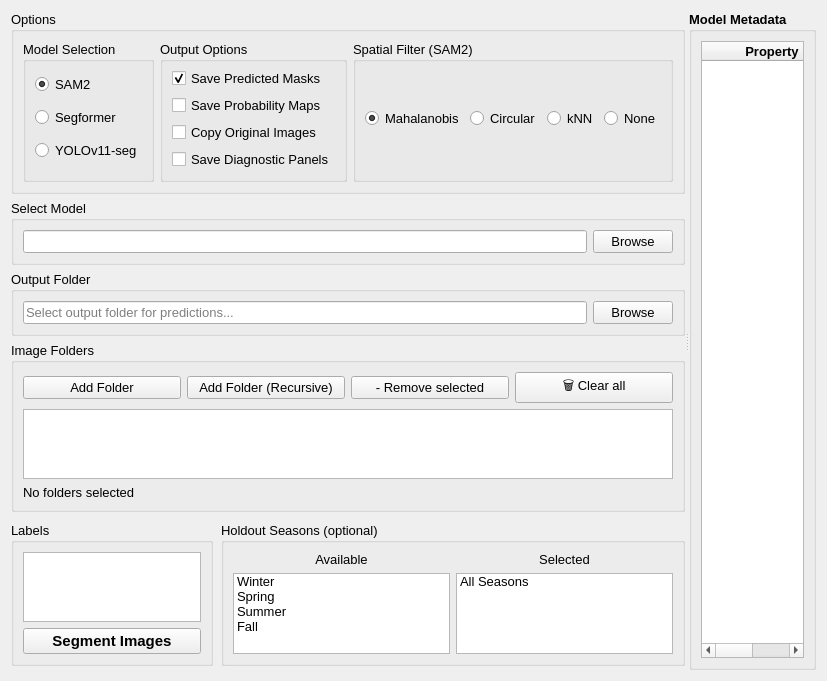
Before: the Qt Designer form src/GRIME_AI/dialogs/ML_image_processing/segment_images_tab.ui in JohnStranzl/GRIME-AI, drawn with Qt 5.
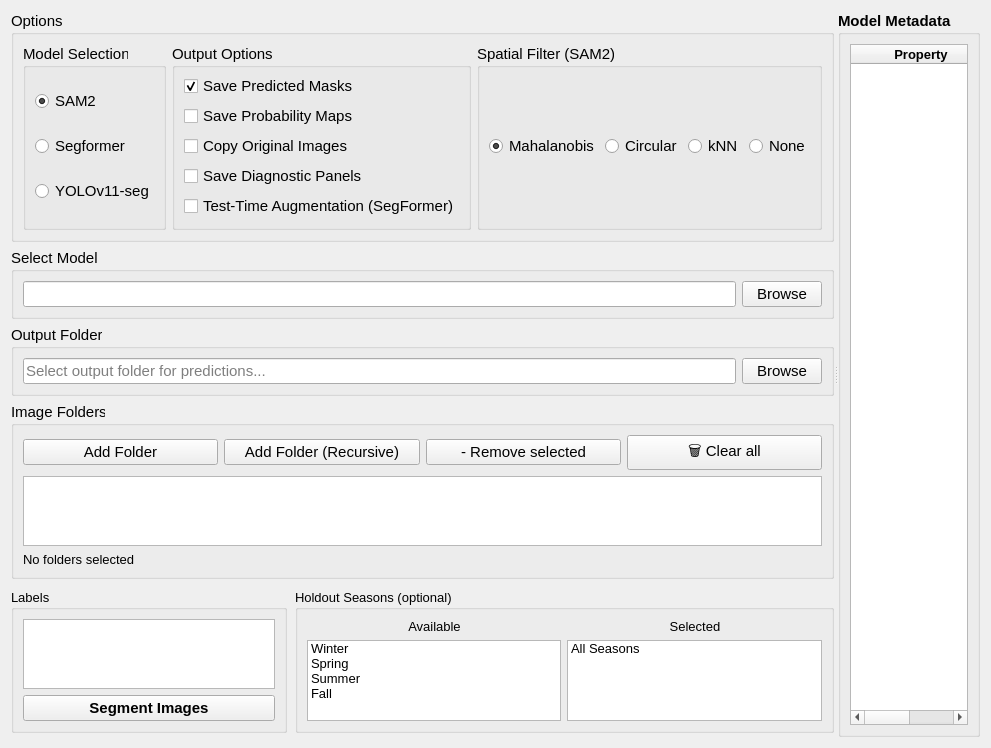
After: the same form once the commit is applied.

Diff of the .ui file:
```diff
--- a/src/GRIME_AI/dialogs/ML_image_processing/segment_images_tab.ui
+++ b/src/GRIME_AI/dialogs/ML_image_processing/segment_images_tab.ui
@@ -25,7 +25,7 @@
        <property name="font">
         <font>
          <family>Arial</family>
-         <pointsize>10</pointsize>
+         <pointsize>11</pointsize>
         </font>
        </property>
        <property name="title">
@@ -39,7 +39,7 @@
             <property name="font">
              <font>
               <family>Arial</family>
-              <pointsize>10</pointsize>
+              <pointsize>11</pointsize>
              </font>
             </property>
             <property name="title">
@@ -52,8 +52,8 @@
                <property name="font">
                 <font>
                  <family>Arial</family>
-                 <pointsize>10</pointsize>
-                </font>
+                 <pointsize>11</pointsize>
+                <bold>false</bold></font>
                </property>
                <property name="text">
                 <string>SAM2</string>
@@ -71,8 +71,8 @@
                <property name="font">
                 <font>
                  <family>Arial</family>
-                 <pointsize>10</pointsize>
-                </font>
+                 <pointsize>11</pointsize>
+                <bold>false</bold></font>
                </property>
                <property name="text">
                 <string>Segformer</string>
@@ -87,8 +87,8 @@
                <property name="font">
                 <font>
                  <family>Arial</family>
-                 <pointsize>10</pointsize>
-                </font>
+                 <pointsize>11</pointsize>
+                <bold>false</bold></font>
                </property>
                <property name="text">
                 <string>YOLOv11-seg</string>
@@ -103,7 +103,7 @@
             <property name="font">
              <font>
               <family>Arial</family>
-              <pointsize>10</pointsize>
+              <pointsize>11</pointsize>
              </font>
             </property>
             <property name="title">
@@ -116,8 +116,8 @@
                <property name="font">
                 <font>
                  <family>Arial</family>
-                 <pointsize>10</pointsize>
-                </font>
+                 <pointsize>11</pointsize>
+                <bold>false</bold></font>
                </property>
                <property name="text">
                 <string>Save Predicted Masks</string>
@@ -132,8 +132,8 @@
                <property name="font">
                 <font>
                  <family>Arial</family>
-                 <pointsize>10</pointsize>
-                </font>
+                 <pointsize>11</pointsize>
+                <bold>false</bold></font>
                </property>
                <property name="text">
                 <string>Save Probability Maps</string>
@@ -145,8 +145,8 @@
                <property name="font">
                 <font>
                  <family>Arial</family>
-                 <pointsize>10</pointsize>
-                </font>
+                 <pointsize>11</pointsize>
+                <bold>false</bold></font>
                </property>
                <property name="text">
                 <string>Copy Original Images</string>
@@ -161,8 +161,8 @@
                <property name="font">
                 <font>
                  <family>Arial</family>
-                 <pointsize>10</pointsize>
-                </font>
+                 <pointsize>11</pointsize>
+                <bold>false</bold></font>
                </property>
                <property name="text">
                 <string>Save Diagnostic Panels</string>
@@ -172,20 +172,39 @@
                </property>
               </widget>
              </item>
+             <item>
+              <widget class="QCheckBox" name="checkBox_use_tta">
+               <property name="font">
+                <font>
+                 <family>Arial</family>
+                 <pointsize>11</pointsize>
+                <bold>false</bold></font>
+               </property>
+               <property name="toolTip">
+                <string>Test-Time Augmentation: run flipped copies and average predictions for cleaner boundaries. SegFormer only; slower.</string>
+               </property>
+               <property name="text">
+                <string>Test-Time Augmentation (SegFormer)</string>
+               </property>
+               <property name="checked">
+                <bool>false</bool>
+               </property>
+              </widget>
+             </item>
             </layout>
            </widget>
           </item>
           <item>
            <widget class="QGroupBox" name="groupBox_blobFilter_segment">
-            <property name="font"><font><family>Arial</family><pointsize>10</pointsize></font></property>
+            <property name="font"><font><family>Arial</family><pointsize>11</pointsize></font></property>
             <property name="title"><string>Spatial Filter (SAM2)</string></property>
             <property name="toolTip"><string>Post-processing filter applied to SAM2 masks. Mahalanobis uses the trained centroid distribution; Circular uses the radius; None disables filtering (raw model mask).</string></property>
             <layout class="QHBoxLayout" name="horizontalLayout_blobFilter_segment">
              <property name="topMargin"><number>6</number></property>
-             <item><widget class="QRadioButton" name="radioButton_blob_mahalanobis"><property name="font"><font><family>Arial</family><pointsize>10</pointsize></font></property><property name="toolTip"><string>Keep regions within the trained Mahalanobis centroid distribution.</string></property><property name="text"><string>Mahalanobis</string></property><property name="checked"><bool>true</bool></property></widget></item>
-             <item><widget class="QRadioButton" name="radioButton_blob_circular"><property name="font"><font><family>Arial</family><pointsize>10</pointsize></font></property><property name="toolTip"><string>Keep regions within the scalar radius of a prompt centroid.</string></property><property name="text"><string>Circular</string></property></widget></item>
-             <item><widget class="QRadioButton" name="radioButton_blob_knn"><property name="font"><font><family>Arial</family><pointsize>10</pointsize></font></property><property name="toolTip"><string>Keep regions within the k-th nearest training-centroid distance (handles multimodal targets).</string></property><property name="text"><string>kNN</string></property></widget></item>
-             <item><widget class="QRadioButton" name="radioButton_blob_none"><property name="font"><font><family>Arial</family><pointsize>10</pointsize></font></property><property name="toolTip"><string>Disable spatial filtering — use the raw model mask.</string></property><property name="text"><string>None</string></property></widget></item>
+             <item><widget class="QRadioButton" name="radioButton_blob_mahalanobis"><property name="font"><font><family>Arial</family><pointsize>11</pointsize><bold>false</bold></font></property><property name="toolTip"><string>Keep regions within the trained Mahalanobis centroid distribution.</string></property><property name="text"><string>Mahalanobis</string></property><property name="checked"><bool>true</bool></property></widget></item>
+             <item><widget class="QRadioButton" name="radioButton_blob_circular"><property name="font"><font><family>Arial</family><pointsize>11</pointsize><bold>false</bold></font></property><property name="toolTip"><string>Keep regions within the scalar radius of a prompt centroid.</string></property><property name="text"><string>Circular</string></property></widget></item>
+             <item><widget class="QRadioButton" name="radioButton_blob_knn"><property name="font"><font><family>Arial</family><pointsize>11</pointsize><bold>false</bold></font></property><property name="toolTip"><string>Keep regions within the k-th nearest training-centroid distance (handles multimodal targets).</string></property><property name="text"><string>kNN</string></property></widget></item>
+             <item><widget class="QRadioButton" name="radioButton_blob_none"><property name="font"><font><family>Arial</family><pointsize>11</pointsize><bold>false</bold></font></property><property name="toolTip"><string>Disable spatial filtering — use the raw model mask.</string></property><property name="text"><string>None</string></property></widget></item>
              <item><spacer name="horizontalSpacer_blobFilter_segment"><property name="orientation"><enum>Qt::Horizontal</enum></property><property name="sizeHint" stdset="0"><size><width>40</width><height>20</height></size></property></spacer></item>
             </layout>
            </widget>
@@ -200,7 +219,7 @@
        <property name="font">
         <font>
          <family>Arial</family>
-         <pointsize>10</pointsize>
+         <pointsize>11</pointsize>
         </font>
        </property>
        <property name="title">
@@ -212,8 +231,8 @@
           <property name="font">
            <font>
             <family>Arial</family>
-            <pointsize>10</pointsize>
-           </font>
+            <pointsize>11</pointsize>
+           <bold>false</bold></font>
           </property>
           <property name="toolTip">
            <string>You must select the model that you want to use for segmenting the images.</string>
@@ -225,7 +244,7 @@
           <property name="font">
            <font>
             <family>Arial</family>
-            <pointsize>10</pointsize>
+            <pointsize>11</pointsize>
            </font>
           </property>
           <property name="text">
@@ -241,7 +260,7 @@
        <property name="font">
         <font>
          <family>Arial</family>
-         <pointsize>10</pointsize>
+         <pointsize>11</pointsize>
         </font>
        </property>
        <property name="title">
@@ -253,8 +272,8 @@
           <property name="font">
            <font>
             <family>Arial</family>
-            <pointsize>10</pointsize>
-           </font>
+            <pointsize>11</pointsize>
+           <bold>false</bold></font>
           </property>
           <property name="toolTip">
            <string>Select the folder where segmentation predictions will be saved.</string>
@@ -269,7 +288,7 @@
           <property name="font">
            <font>
             <family>Arial</family>
-            <pointsize>10</pointsize>
+            <pointsize>11</pointsize>
            </font>
           </property>
           <property name="text">
@@ -285,7 +304,7 @@
        <property name="font">
         <font>
          <family>Arial</family>
-         <pointsize>10</pointsize>
+         <pointsize>11</pointsize>
         </font>
        </property>
        <property name="title">
@@ -299,7 +318,7 @@
             <property name="font">
              <font>
               <family>Arial</family>
-              <pointsize>10</pointsize>
+              <pointsize>11</pointsize>
              </font>
             </property>
             <property name="text">
@@ -312,7 +331,7 @@
             <property name="font">
              <font>
               <family>Arial</family>
-              <pointsize>10</pointsize>
+              <pointsize>11</pointsize>
              </font>
             </property>
             <property name="text">
@@ -325,7 +344,7 @@
             <property name="font">
              <font>
               <family>Arial</family>
-              <pointsize>10</pointsize>
+              <pointsize>11</pointsize>
              </font>
             </property>
             <property name="text">
@@ -338,7 +357,7 @@
             <property name="font">
              <font>
               <family>Arial</family>
-              <pointsize>10</pointsize>
+              <pointsize>11</pointsize>
              </font>
             </property>
             <property name="text">
@@ -353,7 +372,7 @@
           <property name="font">
            <font>
             <family>Arial</family>
-            <pointsize>10</pointsize>
+            <pointsize>11</pointsize>
            </font>
           </property>
           <property name="toolTip">
@@ -499,7 +518,7 @@
       <property name="font">
        <font>
         <family>Arial</family>
-        <pointsize>10</pointsize>
+        <pointsize>11</pointsize>
         <weight>75</weight>
         <bold>true</bold>
        </font>
```
